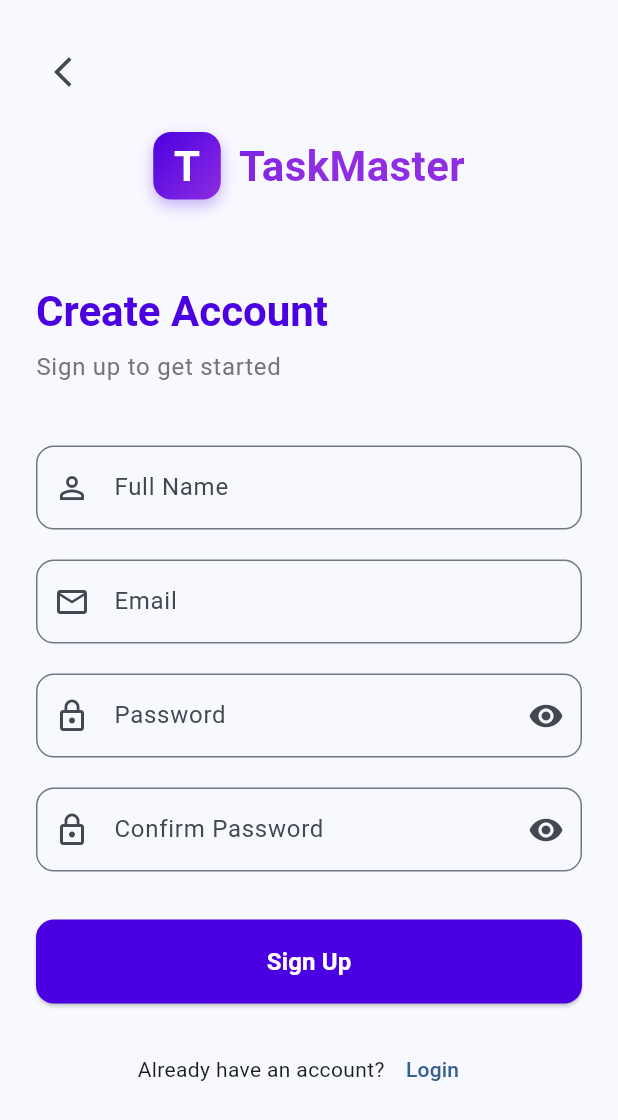
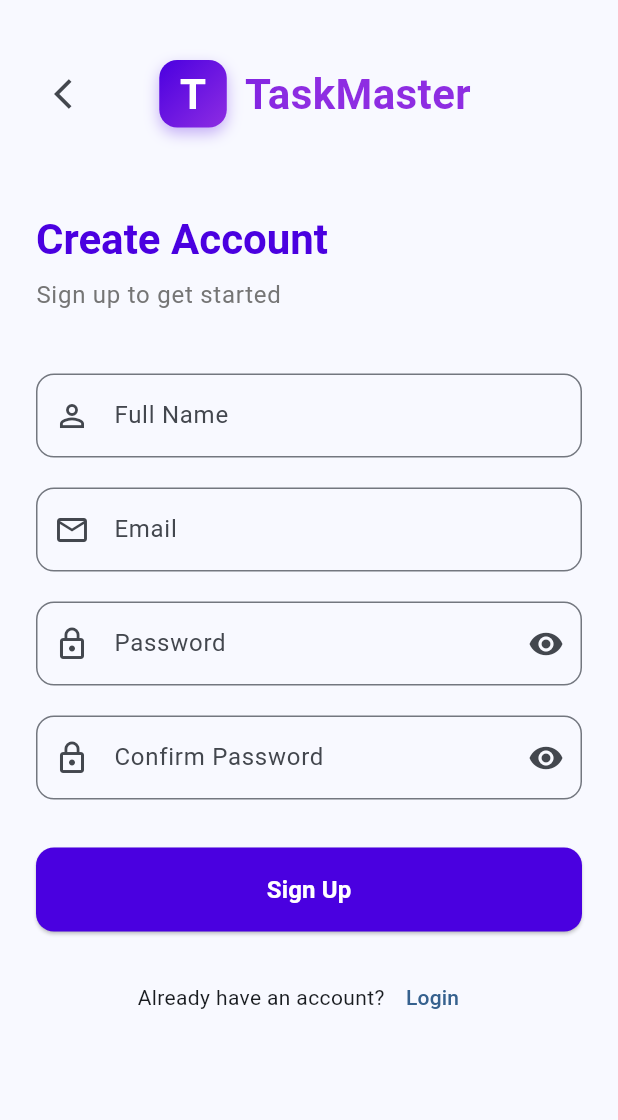
Before and after one commit to khayson/todo_app, a Flutter app: the RegisterScreen screen opened directly, on a phone screen of 412 x 824 dp. Shown: the top 1120 px of the screen. Run offline on Flutter 3.47's test engine with Material 3 defaults, Android fonts, the phone set to English and light mode, and no system bars; our stand-ins replace cached_network_image, firebase_core, shared_preferences; accounts and stored records are empty.

Commit message:
Improve login and register screen layout with centered logo and balanced navigation

```diff
--- a/lib/screens/auth/register_screen.dart
+++ b/lib/screens/auth/register_screen.dart
@@ -36,12 +36,19 @@ class _RegisterScreenState extends State<RegisterScreen> {
           child: Column(
             crossAxisAlignment: CrossAxisAlignment.start,
             children: [
-              IconButton(
-                onPressed: () => Navigator.pop(context),
-                icon: const Icon(Icons.arrow_back_ios),
-                padding: EdgeInsets.zero,
+              Row(
+                children: [
+                  IconButton(
+                    onPressed: () => Navigator.pop(context),
+                    icon: const Icon(Icons.arrow_back_ios),
+                    padding: EdgeInsets.zero,
+                  ),
+                  const Spacer(),
+                  const AppLogo(),
+                  const Spacer(),
+                  const SizedBox(width: 40), // To balance the back button width
+                ],
               ),
-              const Center(child: AppLogo()),
               const SizedBox(height: 40),
               Text(
                 'Create Account',
```
Also changed, not shown: lib/screens/auth/login_screen.dart (+12 -5 lines).
